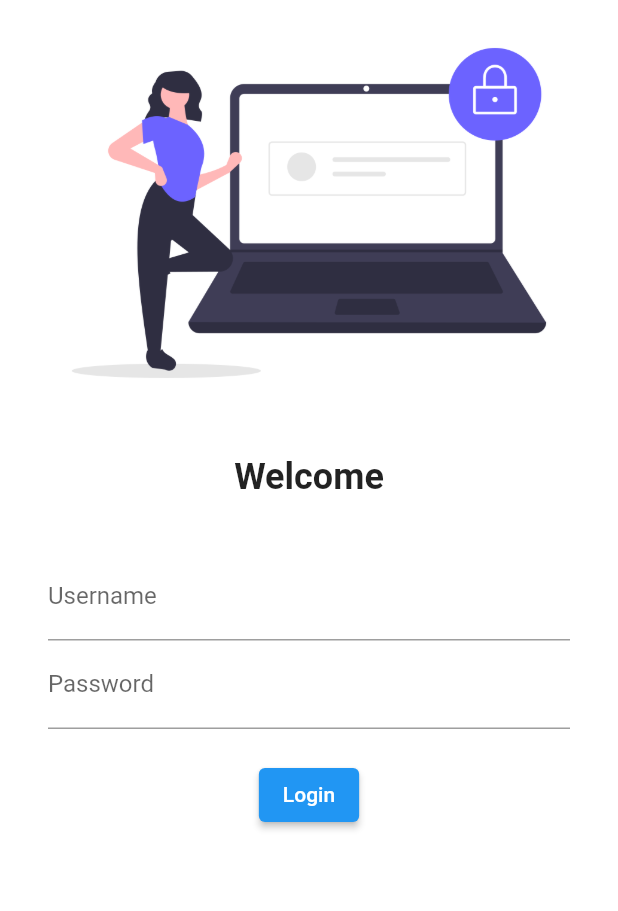
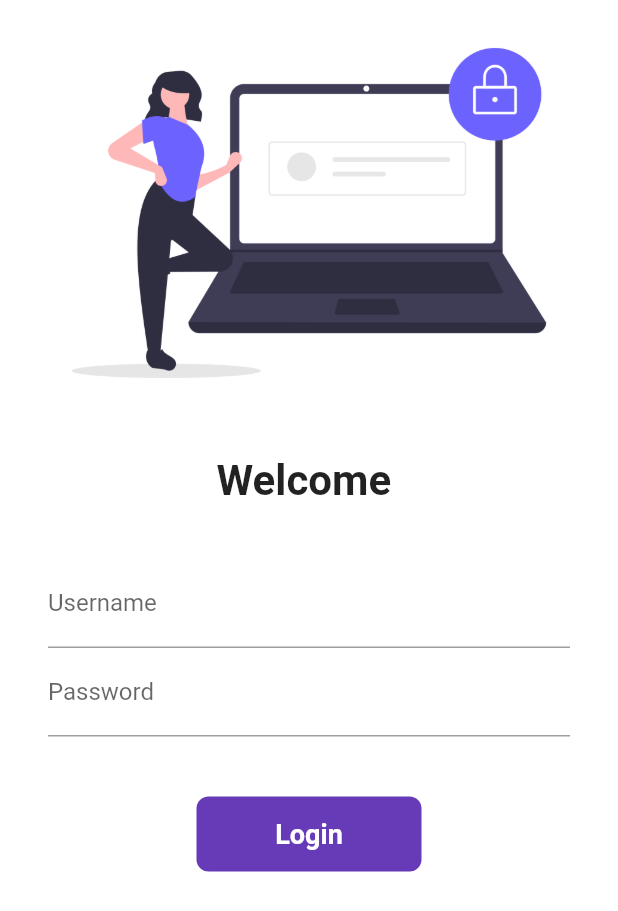
Before and after one commit to 11-yashasvi/flutter_growth, a Flutter app: the LoginPage screen opened by its route, on a phone screen of 412 x 824 dp. Shown: the top 911 px of the screen. Run offline on Flutter 3.47's test engine with Material 2 defaults, Android fonts, the phone set to English and light mode, and no system bars; our stand-ins replace google_fonts.

Commit message:
day 6 complete

```diff
--- a/lib/main.dart
+++ b/lib/main.dart
@@ -1,5 +1,6 @@
 import "package:flutter/material.dart";
 import 'package:flutter_catalog/pages/login_page.dart';
+import 'package:flutter_catalog/utils/routes.dart';
 
 import 'pages/home_page.dart';
 
@@ -17,16 +18,18 @@ class MyApp extends StatelessWidget {
 
     return MaterialApp(
       //home: HomePage(),
+
       themeMode: ThemeMode.light,
       darkTheme: ThemeData(
         primarySwatch: Colors.lime,
         fontFamily: GoogleFonts.lato().fontFamily,
       ),
+      debugShowCheckedModeBanner: false,
       initialRoute: "/home",
       routes: {
         "/" : (context) => LoginPage(),
-        "/home" : (context) => HomePage(),
-        "/login" : (context) => LoginPage(),
+        MyRoutes.homeRoute : (context) => HomePage(),
+        MyRoutes.loginRoute: (context) => LoginPage(),
       },
     );
 
--- a/lib/pages/login_page.dart
+++ b/lib/pages/login_page.dart
@@ -1,23 +1,33 @@
 import "package:flutter/material.dart";
+import "package:flutter_catalog/utils/routes.dart";
 
-class LoginPage extends StatelessWidget {
+class LoginPage extends StatefulWidget {
   const LoginPage({super.key});
 
+  @override
+  State<LoginPage> createState() => _LoginPageState();
+}
+
+class _LoginPageState extends State<LoginPage> {
+ String name = "";
+ bool changeButton= false;
   @override
   Widget build(BuildContext context) {
     return Material(
       color: Colors.white,
-      child:Column
+      child:SingleChildScrollView(
+        child: Column
         (children: [
           Image.asset("assets/images/login_image.png",
-        fit: BoxFit.cover),
+          fit: BoxFit.cover,
+          ),
           SizedBox(
             height:20.0,
             ),
           Text(
-          "Welcome",
+            "Welcome $name",
             style: TextStyle(
-            fontSize: 24,
+              fontSize: 28,
               fontWeight: FontWeight.bold,
             ),
           ),
@@ -34,6 +44,12 @@ class LoginPage extends StatelessWidget {
                   TextFormField(
                 decoration: InputDecoration(hintText: "Enter username",
                 labelText: "Username"),
+                onChanged: (value){
+                  name = value;
+                  setState(() {
+
+                  });
+                },
               ),
               TextFormField(
                 obscureText: true,
@@ -41,20 +57,58 @@ class LoginPage extends StatelessWidget {
                 labelText: "Password"),
               ),
               SizedBox(
-          height:20.0,
+            height:40.0,
             ),
+            InkWell(
+              onTap: ()async{
+                setState(() {
+                  changeButton=true;
+                });
+                await Future.delayed(Duration(seconds:1));
+               Navigator.pushNamed(context, MyRoutes.homeRoute);
+              },
+              child: AnimatedContainer(
+                duration: Duration(seconds: 1),
+            width:changeButton?50: 150,
+            height: 50,
 
-          ElevatedButton(
-            onPressed: (){},
-            child: Text("Login"),
-            style: TextButton.styleFrom(),)
+            alignment: Alignment.center,
+            child:changeButton?Icon(
+              Icons.done,
+              color: Colors.white,
+            )
+            :Text(
+              "Login",
+              style:TextStyle(
+                color:Colors.white,
+            fontWeight:FontWeight.bold,
+            fontSize: 18
+              ),
+            ),
+            decoration: BoxDecoration(
+              color: Colors.deepPurple,
+              borderRadius:
+              BorderRadius.circular(changeButton ? 50:8),
+
+            ),
+          ),
+            )
+
+            // ElevatedButton(
+            //   onPressed: (){
+            //
+            //   },
+            //   child: Text("Login"),
+
+            //   style: TextButton.styleFrom(minimumSize: Size(150, 40)),)
                  ],
 
                ),
 
             ),
 
-      ],)
+        ],),
+      )
     );
   }
 }
--- /dev/null
+++ b/lib/utils/routes.dart
@@ -0,0 +1,5 @@
+class MyRoutes{
+  static String loginRoute = "/login";
+  static String homeRoute = "/home";
+
+}
```
Lines whose indentation alone changed are shown as unchanged.
